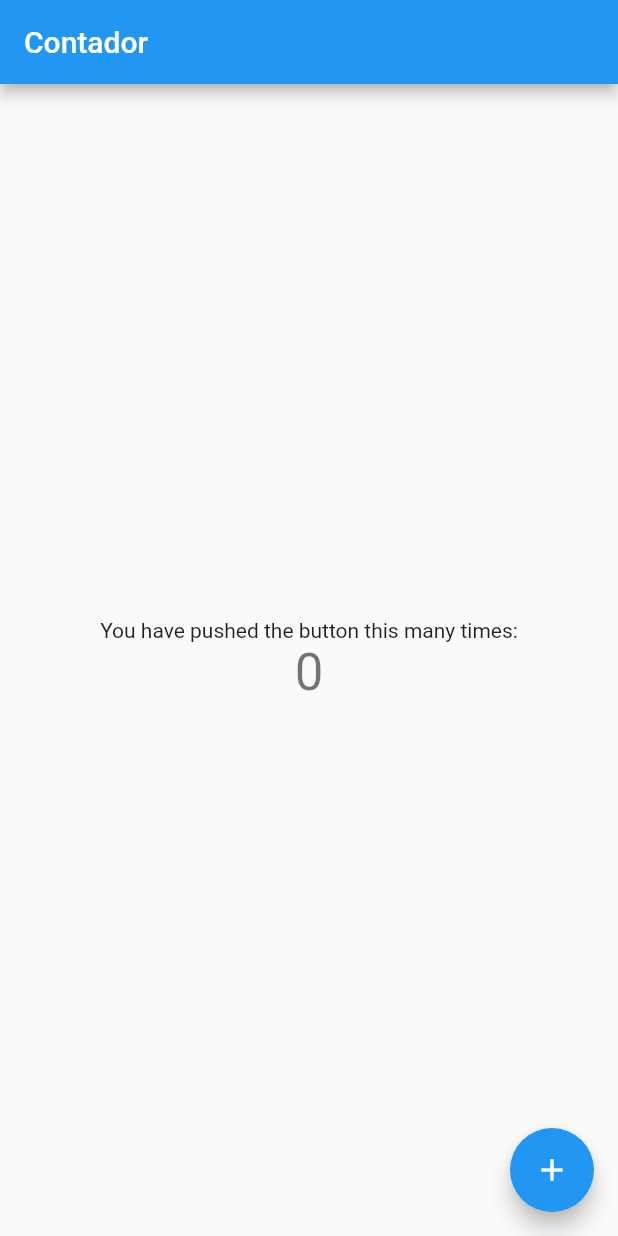
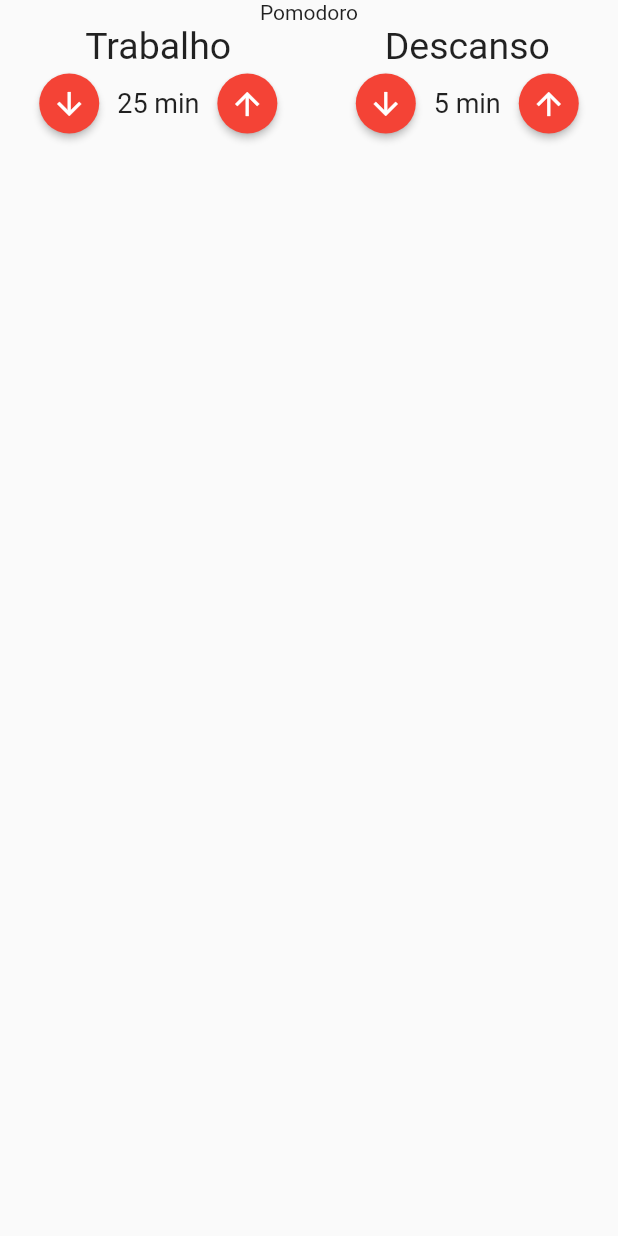
Before and after one commit to Mott4/pomodoro, a Flutter app: the screen it shows after launch, on a phone screen of 412 x 824 dp. Run offline on Flutter 3.47's test engine with Material 2 defaults, Android fonts, the phone set to English and light mode, and no system bars; our stand-ins replace mobx; generated files the repository leaves out were written again.

Commit message:
task: criação do visual do pomodoro, botões e informação de tempo + tarefa

```diff
--- /dev/null
+++ b/lib/components/entrada_tempo.dart
@@ -0,0 +1,57 @@
+import 'package:flutter/material.dart';
+
+class EntradaTempo extends StatelessWidget {
+  final String titulo;
+  final int valor;
+
+  const EntradaTempo({
+    Key? key,
+    required this.titulo,
+    required this.valor,
+  }) : super(key: key);
+
+  @override
+  Widget build(BuildContext context) {
+    return Column(
+      crossAxisAlignment: CrossAxisAlignment.center,
+      children: [
+        Text(
+          this.titulo,
+          style: TextStyle(fontSize: 25),
+        ),
+        Row(
+          mainAxisAlignment: MainAxisAlignment.center,
+          children: [
+            ElevatedButton(
+              onPressed: () {},
+              child: Icon(Icons.arrow_downward),
+              style: ElevatedButton.styleFrom(
+                shape: CircleBorder(),
+                padding: EdgeInsets.all(8),
+                backgroundColor: Colors.red,
+              ),
+            ),
+            Text(
+              '${this.valor} min',
+              style: TextStyle(fontSize: 18),
+            ),
+            SizedBox(height: 12),
+            Row(
+              children: [
+                ElevatedButton(
+                  onPressed: () {},
+                  child: Icon(Icons.arrow_upward),
+                  style: ElevatedButton.styleFrom(
+                    shape: CircleBorder(),
+                    padding: EdgeInsets.all(8),
+                    backgroundColor: Colors.red,
+                  ),
+                ),
+              ],
+            ),
+          ],
+        ),
+      ],
+    );
+  }
+}
--- a/lib/main.dart
+++ b/lib/main.dart
@@ -1,6 +1,5 @@
 import 'package:flutter/material.dart';
-import 'package:flutter_mobx/flutter_mobx.dart';
-import 'package:pomodoro/store/contador.store.dart';
+import 'package:pomodoro/pages/pomodoro.dart';
 
 void main() {
   runApp(const MyApp());
@@ -9,64 +8,69 @@ void main() {
 class MyApp extends StatelessWidget {
   const MyApp({super.key});
 
-  // This widget is the root of your application.
   @override
   Widget build(BuildContext context) {
     return MaterialApp(
-      title: 'Contador',
+      title: 'Pomodoro',
+      debugShowCheckedModeBanner: false,
       theme: ThemeData(
         primarySwatch: Colors.blue,
       ),
-      home: HomePage(),
+      home: PomodoroPage(),
     );
   }
 }
 
+
+// ============================================================================================== //
+// import 'package:flutter_mobx/flutter_mobx.dart';
+// import 'package:pomodoro/store/contador.store.dart';
+
 //==============================
 // Aqui eu guardo a minha store.
 //==============================
-final store = ContadorStore();
+// final store = ContadorStore();
 
-class HomePage extends StatelessWidget {
-  const HomePage({super.key});
+// class HomePage extends StatelessWidget {
+//   const HomePage({super.key});
 
-  @override
-  Widget build(BuildContext context) {
-    return Scaffold(
-      appBar: AppBar(
-        title: Text('Contador'),
-      ),
-      body: Center(
-        child: Column(
-          mainAxisAlignment: MainAxisAlignment.center,
-          children: <Widget>[
-            const Text(
-              'You have pushed the button this many times:',
-            ),
+//   @override
+//   Widget build(BuildContext context) {
+//     return Scaffold(
+//       appBar: AppBar(
+//         title: Text('Contador'),
+//       ),
+//       body: Center(
+//         child: Column(
+//           mainAxisAlignment: MainAxisAlignment.center,
+//           children: <Widget>[
+//             const Text(
+//               'You have pushed the button this many times:',
+//             ),
 
             //================================================================================
             // Adiciono um Observer para colocar a minha ação aqui dentro, com sua reatividade
             //================================================================================
-            Observer(
-              builder: ((_) => Text(
-                    '${store.contador}',
-                    style: Theme.of(context).textTheme.headline4,
-                  )),
-            ),
-          ],
-        ),
-      ),
+      //       Observer(
+      //         builder: ((_) => Text(
+      //               '${store.contador}',
+      //               style: Theme.of(context).textTheme.headline4,
+      //             )),
+      //       ),
+      //     ],
+      //   ),
+      // ),
 
       //=======================================================================================
       // Então, aqui nesse botão eu passo o incremento criado na Store, que posteriormente ele
       // vai estar modificando o valor do nosso @observable.
       // Chamando a seguinde linha: store.incrementar
       //=======================================================================================
-      floatingActionButton: FloatingActionButton(
-        onPressed: store.incrementar,
-        tooltip: 'Incrementar',
-        child: const Icon(Icons.add),
-      ),
-    );
-  }
-}
+//       floatingActionButton: FloatingActionButton(
+//         onPressed: store.incrementar,
+//         tooltip: 'Incrementar',
+//         child: const Icon(Icons.add),
+//       ),
+//     );
+//   }
+// }
--- a/lib/pages/pomodoro.dart
+++ b/lib/pages/pomodoro.dart
@@ -0,0 +1,32 @@
+import 'package:flutter/material.dart';
+import 'package:pomodoro/components/entrada_tempo.dart';
+
+class PomodoroPage extends StatelessWidget {
+  const PomodoroPage({super.key});
+
+  @override
+  Widget build(BuildContext context) {
+    return Scaffold(
+      body: SafeArea(
+        child: Column(
+          children: [
+            Text('Pomodoro'),
+            Row(
+              mainAxisAlignment: MainAxisAlignment.spaceAround,
+              children: [
+                EntradaTempo(
+                  titulo: 'Trabalho',
+                  valor: 25,
+                ),
+                EntradaTempo(
+                  titulo: 'Descanso',
+                  valor: 5,
+                ),
+              ],
+            ),
+          ],
+        ),
+      ),
+    );
+  }
+}
```
